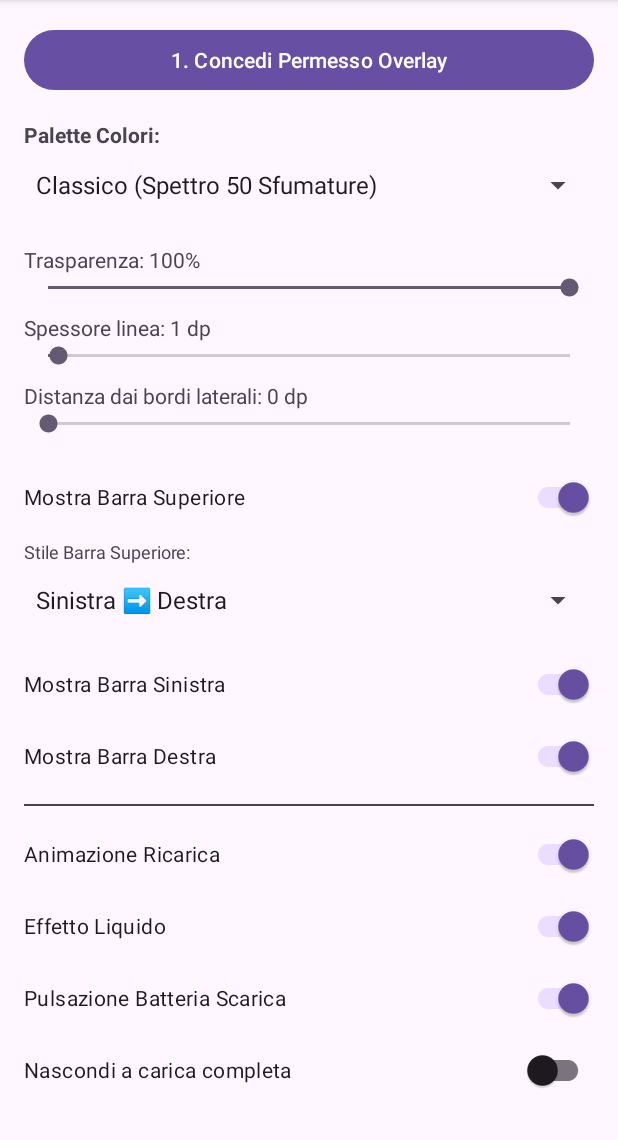
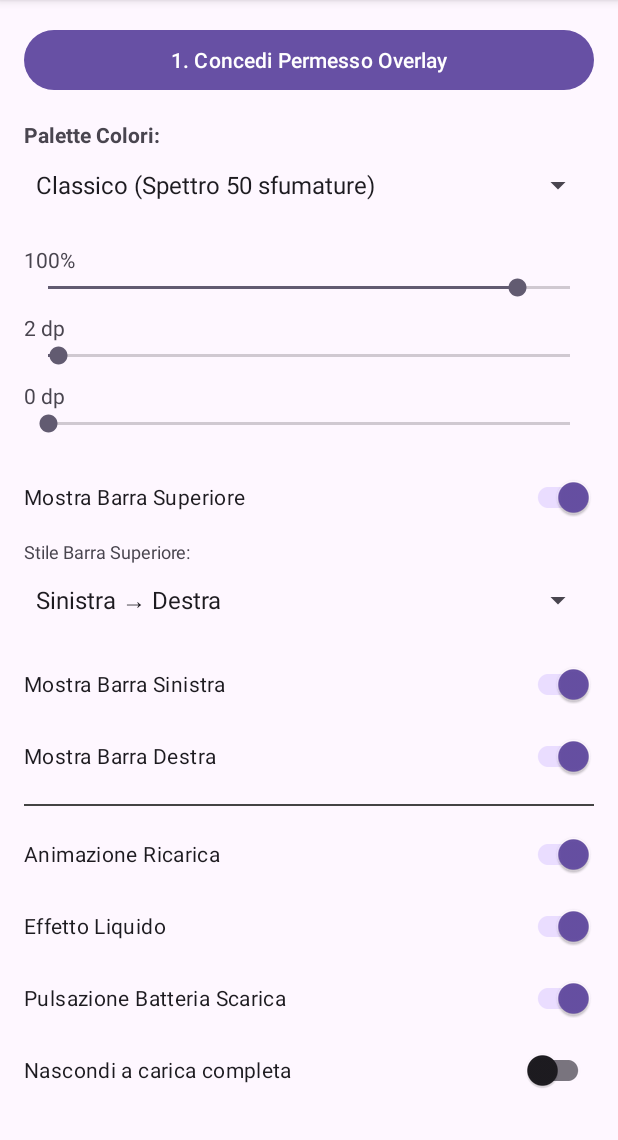
Before and after one commit to QuickSparkSem/battery-glass, an Android app: the screen it shows after launch (MainActivity), on a phone screen of 412 x 824 dp, the part 96-1236 px from its top. Run offline under Robolectric (Android 15) with nearby library versions, the phone set to English and light mode, and no system bars; 6 statements that could not run were skipped.

Commit message:
Refactor MainActivity for better structure and readability

```diff
--- a/app/src/main/java/com/example/batteryglass/MainActivity.kt
+++ b/app/src/main/java/com/example/batteryglass/MainActivity.kt
@@ -2,185 +2,211 @@ package com.example.batteryglass
 
 import android.content.Context
 import android.content.Intent
+import android.content.IntentFilter
 import android.net.Uri
+import android.os.BatteryManager
 import android.os.Bundle
 import android.provider.Settings
 import android.view.View
-import android.widget.*
+import android.widget.AdapterView
+import android.widget.ArrayAdapter
+import android.widget.SeekBar
+import android.widget.Spinner
+import android.widget.TextView
+import android.widget.Toast
 import androidx.appcompat.app.AppCompatActivity
+import androidx.core.content.ContextCompat
+import com.google.android.material.button.MaterialButton
+import com.google.android.material.card.MaterialCardView
 import com.google.android.material.switchmaterial.SwitchMaterial
 
 class MainActivity : AppCompatActivity() {
 
-    private var isServiceRunning = false
+    private lateinit var cardPermission: MaterialCardView
+    private lateinit var tvStatusSubtitle: TextView
+    private lateinit var btnToggleService: MaterialButton
 
     override fun onCreate(savedInstanceState: Bundle?) {
         super.onCreate(savedInstanceState)
         setContentView(R.layout.activity_main)
 
-        val prefs = getSharedPreferences("battery_glass_prefs", Context.MODE_PRIVATE)
+        val prefs = getSharedPreferences(OverlayService.PREFS_NAME, Context.MODE_PRIVATE)
 
-        val btnPermission = findViewById<Button>(R.id.btnOverlayPermission)
+        cardPermission = findViewById(R.id.cardPermission)
+        tvStatusSubtitle = findViewById(R.id.tvStatusSubtitle)
+        btnToggleService = findViewById(R.id.btnToggleService)
+
+        val btnPermission = findViewById<MaterialButton>(R.id.btnOverlayPermission)
         val spinnerPalette = findViewById<Spinner>(R.id.spinnerPalette)
+        val tvAlpha = findViewById<TextView>(R.id.tvAlpha)
+        val sbAlpha = findViewById<SeekBar>(R.id.sbAlpha)
         val tvThickness = findViewById<TextView>(R.id.tvThickness)
         val sbThickness = findViewById<SeekBar>(R.id.sbThickness)
         val tvPadding = findViewById<TextView>(R.id.tvPadding)
         val sbPadding = findViewById<SeekBar>(R.id.sbPadding)
-        val tvAlpha = findViewById<TextView>(R.id.tvAlpha)
-        val sbAlpha = findViewById<SeekBar>(R.id.sbAlpha)
 
         val switchTopBar = findViewById<SwitchMaterial>(R.id.switchTopBar)
+        val layoutTopMode = findViewById<View>(R.id.layoutTopMode)
         val spinnerTopMode = findViewById<Spinner>(R.id.spinnerTopMode)
         val switchLeftBar = findViewById<SwitchMaterial>(R.id.switchLeftBar)
         val switchRightBar = findViewById<SwitchMaterial>(R.id.switchRightBar)
 
+        val switchWave = findViewById<SwitchMaterial>(R.id.switchWave)
         val switchAnim = findViewById<SwitchMaterial>(R.id.switchAnimation)
-        val switchWave = findViewById<SwitchMaterial>(R.id.switchWave)
         val switchPulse = findViewById<SwitchMaterial>(R.id.switchPulse)
         val switchHideFull = findViewById<SwitchMaterial>(R.id.switchHideFull)
-        val btnToggleService = findViewById<Button>(R.id.btnToggleService)
 
-        val palettes = arrayOf("Classico (Spettro 50 Sfumature)", "Minimal Monocromatico", "Cyberpunk Neon", "Pastello Soft")
+        val palettes = arrayOf(
+            "Classico (Spettro 50 sfumature)",
+            "Minimal Monocromatico",
+            "Cyberpunk Neon",
+            "Pastello Soft"
+        )
         spinnerPalette.adapter = ArrayAdapter(this, android.R.layout.simple_spinner_dropdown_item, palettes)
-        spinnerPalette.setSelection(prefs.getInt("palette", 0))
+        spinnerPalette.setSelection(prefs.getInt("palette", 0).coerceIn(0, palettes.lastIndex))
 
-        val topModes = arrayOf("Sinistra ➡️ Destra", "Destra ➡️ Sinistra", "Centro ➡️ Esterni", "Buco Nero (Erosione Notch)")
+        val topModes = arrayOf(
+            "Sinistra → Destra",
+            "Destra → Sinistra",
+            "Centro → Esterni",
+            "Buco Nero (Erosione Notch)"
+        )
         spinnerTopMode.adapter = ArrayAdapter(this, android.R.layout.simple_spinner_dropdown_item, topModes)
-        spinnerTopMode.setSelection(prefs.getInt("top_bar_mode", 0))
+        spinnerTopMode.setSelection(prefs.getInt("top_bar_mode", 0).coerceIn(0, topModes.lastIndex))
 
-        sbThickness.progress = prefs.getFloat("stroke_width", 1f).toInt()
-        tvThickness.text = "Spessore linea: ${sbThickness.progress} dp"
+        val savedAlpha = prefs.getInt("alpha_pct", 100).coerceIn(10, 100)
+        sbAlpha.progress = savedAlpha - 10
+        tvAlpha.text = "$savedAlpha%"
 
-        sbPadding.progress = prefs.getFloat("edge_padding", 0f).toInt()
-        tvPadding.text = "Distanza dai bordi laterali: ${sbPadding.progress} dp"
+        val savedThickness = prefs.getFloat("stroke_width", 2f).toInt().coerceIn(1, 50)
+        sbThickness.progress = savedThickness - 1
+        tvThickness.text = "$savedThickness dp"
 
-        val currentAlphaPct = prefs.getInt("alpha_pct", 100)
-        sbAlpha.progress = currentAlphaPct
-        tvAlpha.text = "Trasparenza: $currentAlphaPct%"
+        val savedPadding = prefs.getFloat("edge_padding", 0f).toInt().coerceIn(0, 100)
+        sbPadding.progress = savedPadding
+        tvPadding.text = "$savedPadding dp"
 
-        switchTopBar.isChecked = prefs.getBoolean("show_top", true)
+        val showTop = prefs.getBoolean("show_top", true)
+        switchTopBar.isChecked = showTop
+        layoutTopMode.visibility = if (showTop) View.VISIBLE else View.GONE
+
         switchLeftBar.isChecked = prefs.getBoolean("show_left", true)
         switchRightBar.isChecked = prefs.getBoolean("show_right", true)
-
+        switchWave.isChecked = prefs.getBoolean("wave_enabled", true)
         switchAnim.isChecked = prefs.getBoolean("anim_enabled", true)
-        switchWave.isChecked = prefs.getBoolean("wave_enabled", true)
         switchPulse.isChecked = prefs.getBoolean("pulse_enabled", true)
         switchHideFull.isChecked = prefs.getBoolean("hide_full_enabled", false)
 
         btnPermission.setOnClickListener {
-            if (!Settings.canDrawOverlays(this)) {
-                val intent = Intent(Settings.ACTION_MANAGE_OVERLAY_PERMISSION, Uri.parse("package:$packageName"))
-                startActivity(intent)
-            } else {
-                Toast.makeText(this, "Permesso già concesso!", Toast.LENGTH_SHORT).show()
-            }
+            val intent = Intent(
+                Settings.ACTION_MANAGE_OVERLAY_PERMISSION,
+                Uri.parse("package:$packageName")
+            )
+            startActivity(intent)
         }
 
-        spinnerPalette.onItemSelectedListener = object : AdapterView.OnItemSelectedListener {
-            override fun onItemSelected(parent: AdapterView<*>?, view: View?, position: Int, id: Long) {
-                prefs.edit().putInt("palette", position).apply(); updateService()
-            }
-            override fun onNothingSelected(parent: AdapterView<*>?) {}
+        spinnerPalette.onItemSelectedListener = onItemSelected { pos ->
+            prefs.edit().putInt("palette", pos).apply()
         }
 
-        spinnerTopMode.onItemSelectedListener = object : AdapterView.OnItemSelectedListener {
-            override fun onItemSelected(parent: AdapterView<*>?, view: View?, position: Int, id: Long) {
-                prefs.edit().putInt("top_bar_mode", position).apply(); updateService()
-            }
-            override fun onNothingSelected(parent: AdapterView<*>?) {}
+        spinnerTopMode.onItemSelectedListener = onItemSelected { pos ->
+            prefs.edit().putInt("top_bar_mode", pos).apply()
         }
 
-        sbThickness.setOnSeekBarChangeListener(object : SeekBar.OnSeekBarChangeListener {
-            override fun onProgressChanged(seekBar: SeekBar?, progress: Int, fromUser: Boolean) {
-                val value = progress.coerceAtLeast(1)
-                tvThickness.text = "Spessore linea: $value dp"
-                prefs.edit().putFloat("stroke_width", value.toFloat()).apply(); updateService()
-            }
-            override fun onStartTrackingTouch(p0: SeekBar?) {}
-            override fun onStopTrackingTouch(p0: SeekBar?) {}
+        sbAlpha.setOnSeekBarChangeListener(onSeekChanged { progress ->
+            val pct = progress + 10
+            tvAlpha.text = "$pct%"
+            prefs.edit().putInt("alpha_pct", pct).apply()
         })
 
-        sbPadding.setOnSeekBarChangeListener(object : SeekBar.OnSeekBarChangeListener {
-            override fun onProgressChanged(seekBar: SeekBar?, progress: Int, fromUser: Boolean) {
-                tvPadding.text = "Distanza dai bordi laterali: $progress dp"
-                prefs.edit().putFloat("edge_padding", progress.toFloat()).apply(); updateService()
-            }
-            override fun onStartTrackingTouch(p0: SeekBar?) {}
-            override fun onStopTrackingTouch(p0: SeekBar?) {}
+        sbThickness.setOnSeekBarChangeListener(onSeekChanged { progress ->
+            val dp = progress + 1
+            tvThickness.text = "$dp dp"
+            prefs.edit().putFloat("stroke_width", dp.toFloat()).apply()
         })
 
-        sbAlpha.setOnSeekBarChangeListener(object : SeekBar.OnSeekBarChangeListener {
-            override fun onProgressChanged(seekBar: SeekBar?, progress: Int, fromUser: Boolean) {
-                val pct = progress.coerceAtLeast(10)
-                tvAlpha.text = "Trasparenza: $pct%"
-                prefs.edit().putInt("alpha_pct", pct).apply(); updateService()
-            }
-            override fun onStartTrackingTouch(p0: SeekBar?) {}
-            override fun onStopTrackingTouch(p0: SeekBar?) {}
+        sbPadding.setOnSeekBarChangeListener(onSeekChanged { progress ->
+            tvPadding.text = "$progress dp"
+            prefs.edit().putFloat("edge_padding", progress.toFloat()).apply()
         })
 
-        val toggleListener = { buttonView: CompoundButton, isChecked: Boolean ->
-            when (buttonView.id) {
-                R.id.switchTopBar -> prefs.edit().putBoolean("show_top", isChecked).apply()
-                R.id.switchLeftBar -> prefs.edit().putBoolean("show_left", isChecked).apply()
-                R.id.switchRightBar -> prefs.edit().putBoolean("show_right", isChecked).apply()
-                R.id.switchAnimation -> prefs.edit().putBoolean("anim_enabled", isChecked).apply()
-                R.id.switchWave -> prefs.edit().putBoolean("wave_enabled", isChecked).apply()
-                R.id.switchPulse -> prefs.edit().putBoolean("pulse_enabled", isChecked).apply()
-                R.id.switchHideFull -> prefs.edit().putBoolean("hide_full_enabled", isChecked).apply()
-            }
-            updateService()
+        switchTopBar.setOnCheckedChangeListener { _, isChecked ->
+            layoutTopMode.visibility = if (isChecked) View.VISIBLE else View.GONE
+            prefs.edit().putBoolean("show_top", isChecked).apply()
         }
 
-        switchTopBar.setOnCheckedChangeListener(toggleListener)
-        switchLeftBar.setOnCheckedChangeListener(toggleListener)
-        switchRightBar.setOnCheckedChangeListener(toggleListener)
-        switchAnim.setOnCheckedChangeListener(toggleListener)
-        switchWave.setOnCheckedChangeListener(toggleListener)
-        switchPulse.setOnCheckedChangeListener(toggleListener)
-        switchHideFull.setOnCheckedChangeListener(toggleListener)
+        switchLeftBar.setOnCheckedChangeListener { _, isChecked ->
+            prefs.edit().putBoolean("show_left", isChecked).apply()
+        }
+
+        switchRightBar.setOnCheckedChangeListener { _, isChecked ->
+            prefs.edit().putBoolean("show_right", isChecked).apply()
+        }
+
+        switchWave.setOnCheckedChangeListener { _, isChecked ->
+            prefs.edit().putBoolean("wave_enabled", isChecked).apply()
+        }
+
+        switchAnim.setOnCheckedChangeListener { _, isChecked ->
+            prefs.edit().putBoolean("anim_enabled", isChecked).apply()
+        }
+
+        switchPulse.setOnCheckedChangeListener { _, isChecked ->
+            prefs.edit().putBoolean("pulse_enabled", isChecked).apply()
+        }
+
+        switchHideFull.setOnCheckedChangeListener { _, isChecked ->
+            prefs.edit().putBoolean("hide_full_enabled", isChecked).apply()
+        }
 
         btnToggleService.setOnClickListener {
             if (!Settings.canDrawOverlays(this)) {
-                Toast.makeText(this, "Concedi prima il permesso!", Toast.LENGTH_SHORT).show()
+                Toast.makeText(this, "Concedi prima il permesso di sovraimpressione", Toast.LENGTH_SHORT).show()
                 return@setOnClickListener
             }
-            if (!isServiceRunning) {
-                startOverlayService()
-                btnToggleService.text = "Stop Sovraimpressione"
-                isServiceRunning = true
+
+            val serviceIntent = Intent(this, OverlayService::class.java)
+            if (!OverlayService.isRunning) {
+                ContextCompat.startForegroundService(this, serviceIntent)
+                updateServiceUi(running = true)
             } else {
-                stopService(Intent(this, OverlayService::class.java))
-                btnToggleService.text = "Avvia Sovraimpressione"
-                isServiceRunning = false
+                stopService(serviceIntent)
+                updateServiceUi(running = false)
             }
         }
     }
 
-    private fun startOverlayService() {
-        val density = resources.displayMetrics.density
-        val prefs = getSharedPreferences("battery_glass_prefs", Context.MODE_PRIVATE)
-        val alphaPct = prefs.getInt("alpha_pct", 100)
-        val alpha255 = (alphaPct * 255) / 100
-
-        val intent = Intent(this, OverlayService::class.java).apply {
-            putExtra("STROKE_WIDTH", prefs.getFloat("stroke_width", 1f) * density)
-            putExtra("EDGE_PADDING", prefs.getFloat("edge_padding", 0f) * density)
-            putExtra("ALPHA", alpha255)
-            putExtra("SHOW_TOP", prefs.getBoolean("show_top", true))
-            putExtra("TOP_BAR_MODE", prefs.getInt("top_bar_mode", 0))
-            putExtra("SHOW_LEFT", prefs.getBoolean("show_left", true))
-            putExtra("SHOW_RIGHT", prefs.getBoolean("show_right", true))
-            putExtra("PALETTE", prefs.getInt("palette", 0))
-            putExtra("ANIM_ENABLED", prefs.getBoolean("anim_enabled", true))
-            putExtra("WAVE_ENABLED", prefs.getBoolean("wave_enabled", true))
-            putExtra("PULSE_ENABLED", prefs.getBoolean("pulse_enabled", true))
-            putExtra("HIDE_FULL", prefs.getBoolean("hide_full_enabled", false))
-        }
-        startForegroundService(intent)
+    override fun onResume() {
+        super.onResume()
+        val hasPermission = Settings.canDrawOverlays(this)
+        cardPermission.visibility = if (hasPermission) View.GONE else View.VISIBLE
+        updateServiceUi(OverlayService.isRunning)
     }
 
-    private fun updateService() {
-        if (isServiceRunning) startOverlayService()
+    private fun updateServiceUi(running: Boolean) {
+        val batteryPct = readCurrentBatteryPct()
+        val stateLabel = if (running) "Overlay attivo" else "Overlay spento"
+        tvStatusSubtitle.text = "$stateLabel • Batteria $batteryPct%"
+        btnToggleService.text = if (running) "Ferma Sovraimpressione" else "Avvia Sovraimpressione"
+    }
+
+    private fun readCurrentBatteryPct(): Int {
+        val batteryStatus = registerReceiver(null, IntentFilter(Intent.ACTION_BATTERY_CHANGED))
+        val level = batteryStatus?.getIntExtra(BatteryManager.EXTRA_LEVEL, -1) ?: -1
+        val scale = batteryStatus?.getIntExtra(BatteryManager.EXTRA_SCALE, -1) ?: -1
+        return if (level >= 0 && scale > 0) ((level * 100f) / scale).toInt() else 100
+    }
+
+    private fun onItemSelected(action: (Int) -> Unit) = object : AdapterView.OnItemSelectedListener {
+        override fun onItemSelected(parent: AdapterView<*>?, view: View?, position: Int, id: Long) = action(position)
+        override fun onNothingSelected(parent: AdapterView<*>?) {}
+    }
+
+    private fun onSeekChanged(action: (Int) -> Unit) = object : SeekBar.OnSeekBarChangeListener {
+        override fun onProgressChanged(seekBar: SeekBar?, progress: Int, fromUser: Boolean) {
+            if (fromUser) action(progress)
+        }
+        override fun onStartTrackingTouch(seekBar: SeekBar?) {}
+        override fun onStopTrackingTouch(seekBar: SeekBar?) {}
     }
 }
```
